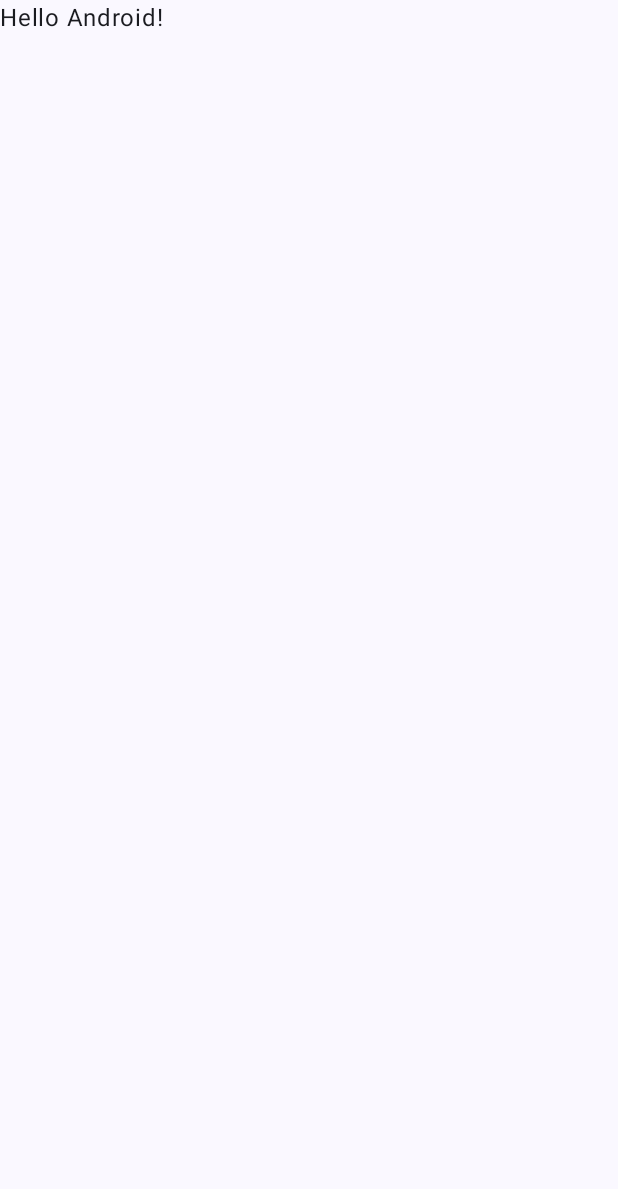
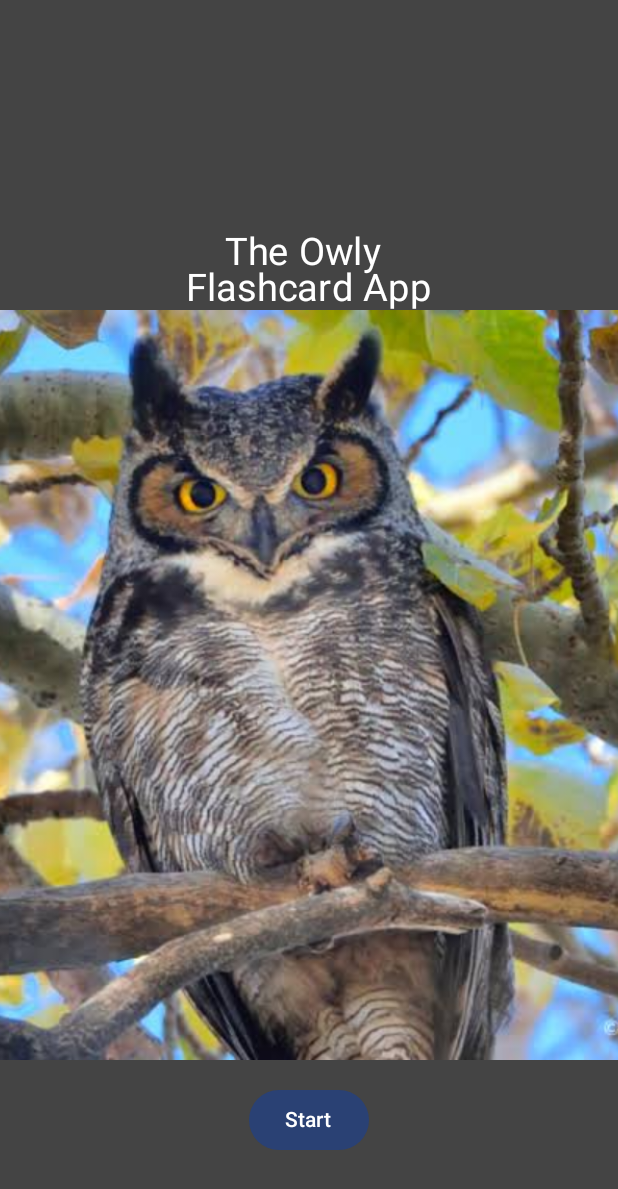
Before and after one commit to Joachimfsb/OwlyCards, an Android app built with Jetpack Compose: the screen it shows after launch (MainActivity), on a phone screen of 412 x 824 dp. Before the commit the part shown is almost empty. Shown: the top 1189 px of the screen. Run offline under Robolectric (Android 15) with nearby library versions, the phone set to English and light mode, and no system bars.

Commit message:
created a start menu with photo and unusable button

```diff
--- a/app/app/src/main/java/com/example/owlycards/MainActivity.kt
+++ b/app/app/src/main/java/com/example/owlycards/MainActivity.kt
@@ -4,13 +4,28 @@ import android.os.Bundle
 import androidx.activity.ComponentActivity
 import androidx.activity.compose.setContent
 import androidx.activity.enableEdgeToEdge
+import androidx.compose.foundation.Image
+import androidx.compose.foundation.background
+import androidx.compose.foundation.layout.Box
+import androidx.compose.foundation.layout.Column
+import androidx.compose.foundation.layout.Spacer
 import androidx.compose.foundation.layout.fillMaxSize
+import androidx.compose.foundation.layout.height
 import androidx.compose.foundation.layout.padding
+import androidx.compose.foundation.layout.size
+import androidx.compose.foundation.layout.wrapContentSize
+import androidx.compose.material3.Button
 import androidx.compose.material3.Scaffold
 import androidx.compose.material3.Text
 import androidx.compose.runtime.Composable
+import androidx.compose.ui.Alignment
 import androidx.compose.ui.Modifier
+import androidx.compose.ui.graphics.Color
+import androidx.compose.ui.layout.ContentScale
+import androidx.compose.ui.res.painterResource
 import androidx.compose.ui.tooling.preview.Preview
+import androidx.compose.ui.unit.dp
+import androidx.compose.ui.unit.sp
 import com.example.owlycards.ui.theme.OwlyCardsTheme
 
 class MainActivity : ComponentActivity() {
@@ -19,29 +34,51 @@ class MainActivity : ComponentActivity() {
         enableEdgeToEdge()
         setContent {
             OwlyCardsTheme {
-                Scaffold(modifier = Modifier.fillMaxSize()) { innerPadding ->
-                    Greeting(
-                        name = "Android",
-                        modifier = Modifier.padding(innerPadding)
-                    )
-                }
+                StartMenu()
             }
         }
     }
 }
 
 @Composable
-fun Greeting(name: String, modifier: Modifier = Modifier) {
-    Text(
-        text = "Hello $name!",
-        modifier = modifier
-    )
+fun StartMenu() {
+    StartMenuActivity(modifier = Modifier.fillMaxSize().wrapContentSize(Alignment.Center))
 }
 
 @Preview(showBackground = true)
 @Composable
-fun GreetingPreview() {
-    OwlyCardsTheme {
-        Greeting("Android")
+fun StartMenuActivity(modifier: Modifier = Modifier) {
+    Box(
+        modifier = modifier.fillMaxSize().background(Color.DarkGray).wrapContentSize(Alignment.Center)
+    ) {
+        Column(
+            horizontalAlignment = Alignment.CenterHorizontally
+        ) {
+            Spacer(modifier = Modifier.height(100.dp)) //moved header text downwards
+            Text(
+                text = "    The Owly\nFlashcard App", //header text
+                fontSize = 25.sp, //text size
+                modifier = Modifier.align(Alignment.CenterHorizontally), //centers the text
+                color = Color.White //makes text white color
+            )
+            Image(
+                painter = painterResource(id = R.drawable.owly_home), //image of owly
+                contentDescription = "Owly Start", //description of picture
+                modifier = Modifier
+                    .size(500.dp) //image size
+                    .align(Alignment.CenterHorizontally), //centers image
+                contentScale = ContentScale.Crop
+            )
+
+            Spacer(modifier = Modifier.height(16.dp)) //decides how much space unerneeth image
+
+            Button(onClick = { //if delete button is clicked
+
+            }) {
+                Text(
+                    text = "Start"
+                )
+            }
+        }
     }
 }
--- a/app/app/src/main/res/values/strings.xml
+++ b/app/app/src/main/res/values/strings.xml
@@ -1,3 +1,6 @@
 <resources>
     <string name="app_name">OwlyCards</string>
+    <string name="title_activity_quiz">Quiz</string>
+    <string name="title_activity_match_making">MatchMaking</string>
+    <string name="title_activity_flashcard_practice">FlashcardPractice</string>
 </resources>
```
Also changed, not shown: app/app/src/main/AndroidManifest.xml (+15 -0 lines), app/app/src/main/java/com/example/owlycards/FlashcardPractice.kt (added, +47 -0 lines), app/app/src/main/java/com/example/owlycards/MatchMaking.kt (added, +47 -0 lines), app/app/src/main/java/com/example/owlycards/Quiz.kt (added, +47 -0 lines), app/app/src/main/res/drawable/owly_home.jpg (added).
